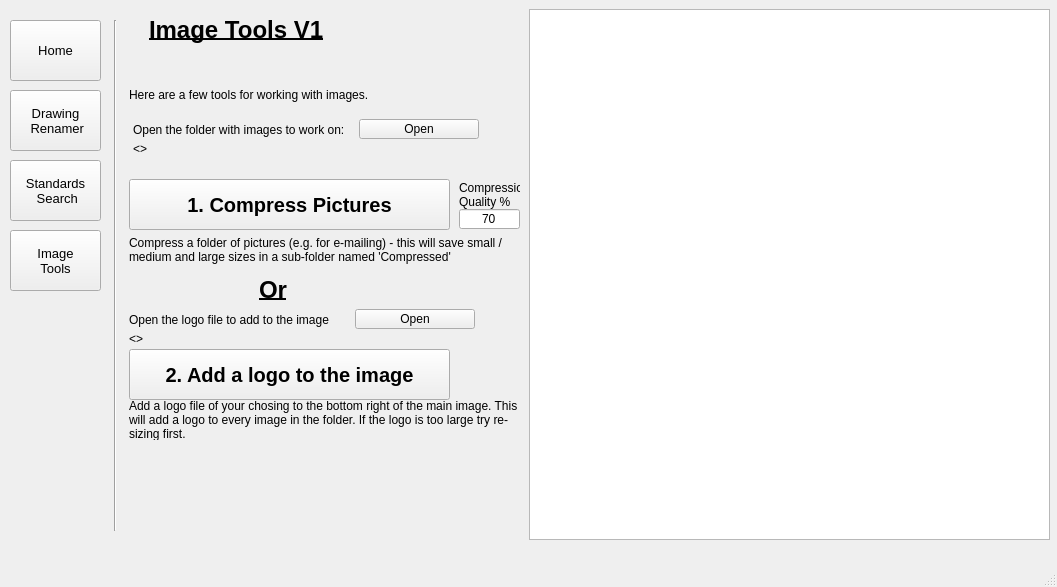
First picture: the form in MainUI.ui, repository craig3050/CraigMEPTools, before the edit.
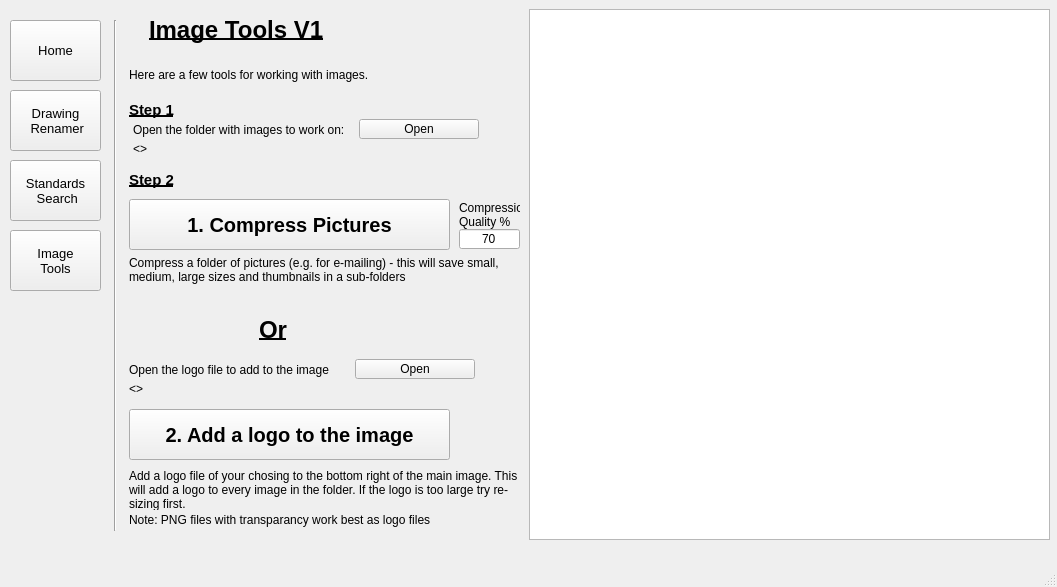
Second picture: the form after the edit.

Commit message: Updates to UI plus minor update to image modules

What changed in the file:
```diff
--- a/MainUI.ui
+++ b/MainUI.ui
@@ -752,7 +752,7 @@
       <property name="geometry">
        <rect>
         <x>0</x>
-        <y>80</y>
+        <y>60</y>
         <width>411</width>
         <height>31</height>
        </rect>
@@ -831,7 +831,7 @@
       <property name="geometry">
        <rect>
         <x>0</x>
-        <y>180</y>
+        <y>200</y>
         <width>321</width>
         <height>51</height>
        </rect>
@@ -851,13 +851,13 @@
       <property name="geometry">
        <rect>
         <x>0</x>
-        <y>230</y>
+        <y>250</y>
         <width>381</width>
         <height>41</height>
        </rect>
       </property>
       <property name="text">
-       <string>Compress a folder of pictures (e.g. for e-mailing) - this will save small / medium and large sizes in a sub-folder named 'Compressed'</string>
+       <string>Compress a folder of pictures (e.g. for e-mailing) - this will save small, medium, large sizes and thumbnails in a sub-folders</string>
       </property>
       <property name="wordWrap">
        <bool>true</bool>
@@ -877,7 +877,7 @@
       <property name="geometry">
        <rect>
         <x>330</x>
-        <y>210</y>
+        <y>230</y>
         <width>61</width>
         <height>20</height>
        </rect>
@@ -893,7 +893,7 @@
       <property name="geometry">
        <rect>
         <x>330</x>
-        <y>180</y>
+        <y>200</y>
         <width>61</width>
         <height>31</height>
        </rect>
@@ -909,7 +909,7 @@
       <property name="geometry">
        <rect>
         <x>0</x>
-        <y>350</y>
+        <y>410</y>
         <width>321</width>
         <height>51</height>
        </rect>
@@ -929,7 +929,7 @@
       <property name="geometry">
        <rect>
         <x>0</x>
-        <y>330</y>
+        <y>380</y>
         <width>311</width>
         <height>20</height>
        </rect>
@@ -942,7 +942,7 @@
       <property name="geometry">
        <rect>
         <x>0</x>
-        <y>310</y>
+        <y>360</y>
         <width>231</width>
         <height>21</height>
        </rect>
@@ -958,7 +958,7 @@
       <property name="geometry">
        <rect>
         <x>226</x>
-        <y>310</y>
+        <y>360</y>
         <width>120</width>
         <height>20</height>
        </rect>
@@ -971,7 +971,7 @@
       <property name="geometry">
        <rect>
         <x>130</x>
-        <y>270</y>
+        <y>310</y>
         <width>41</width>
         <height>41</height>
        </rect>
@@ -992,7 +992,7 @@
       <property name="geometry">
        <rect>
         <x>0</x>
-        <y>400</y>
+        <y>470</y>
         <width>391</width>
         <height>41</height>
        </rect>
@@ -1004,6 +1004,70 @@
        <bool>true</bool>
       </property>
      </widget>
+     <widget class="QLabel" name="label_image_tools_step1">
+      <property name="geometry">
+       <rect>
+        <x>0</x>
+        <y>100</y>
+        <width>231</width>
+        <height>21</height>
+       </rect>
+      </property>
+      <property name="font">
+       <font>
+        <pointsize>11</pointsize>
+        <weight>75</weight>
+        <bold>true</bold>
+        <underline>true</underline>
+       </font>
+      </property>
+      <property name="toolTip">
+       <string>&lt;html&gt;&lt;head/&gt;&lt;body&gt;&lt;p&gt;e.g. 'C:/Users/Craig/Desktop/Foldername'&lt;/p&gt;&lt;/body&gt;&lt;/html&gt;</string>
+      </property>
+      <property name="text">
+       <string>Step 1</string>
+      </property>
+     </widget>
+     <widget class="QLabel" name="label_image_tools_step1_2">
+      <property name="geometry">
+       <rect>
+        <x>0</x>
+        <y>170</y>
+        <width>231</width>
+        <height>21</height>
+       </rect>
+      </property>
+      <property name="font">
+       <font>
+        <pointsize>11</pointsize>
+        <weight>75</weight>
+        <bold>true</bold>
+        <underline>true</underline>
+       </font>
+      </property>
+      <property name="toolTip">
+       <string>&lt;html&gt;&lt;head/&gt;&lt;body&gt;&lt;p&gt;e.g. 'C:/Users/Craig/Desktop/Foldername'&lt;/p&gt;&lt;/body&gt;&lt;/html&gt;</string>
+      </property>
+      <property name="text">
+       <string>Step 2</string>
+      </property>
+     </widget>
+     <widget class="QLabel" name="label_pathname_imagetools_5">
+      <property name="geometry">
+       <rect>
+        <x>0</x>
+        <y>510</y>
+        <width>391</width>
+        <height>21</height>
+       </rect>
+      </property>
+      <property name="text">
+       <string>Note: PNG files with transparancy work best as logo files</string>
+      </property>
+      <property name="wordWrap">
+       <bool>true</bool>
+      </property>
+     </widget>
     </widget>
    </widget>
    <widget class="Line" name="line_2">
```
The commit also changes 2 other files.
